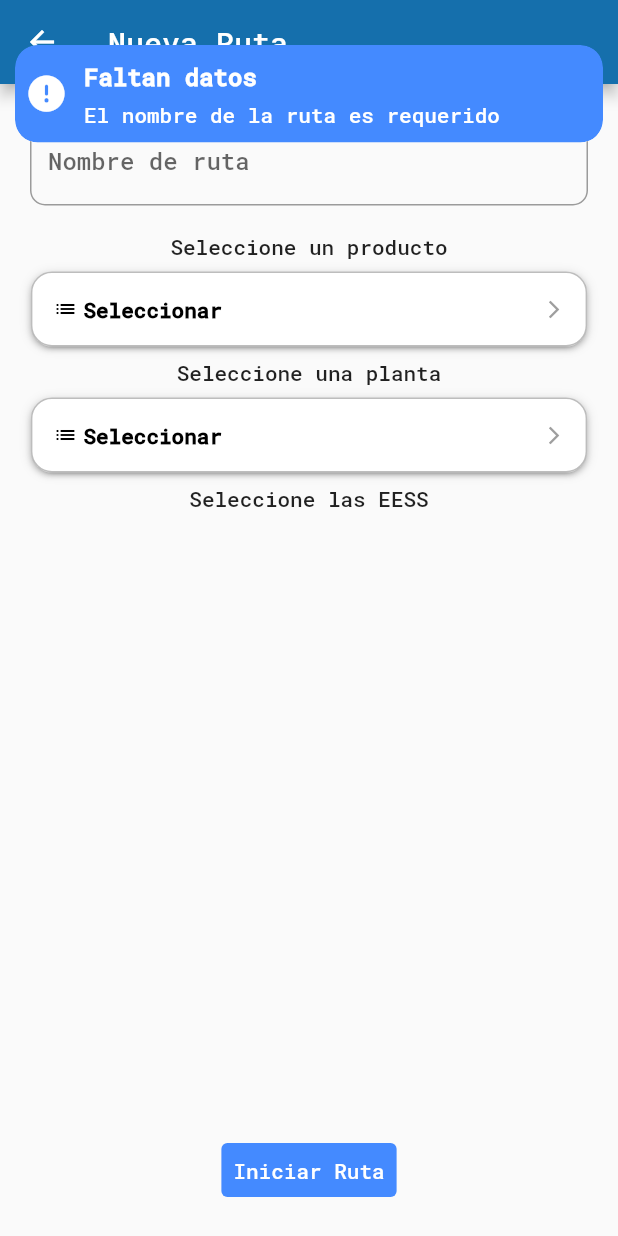
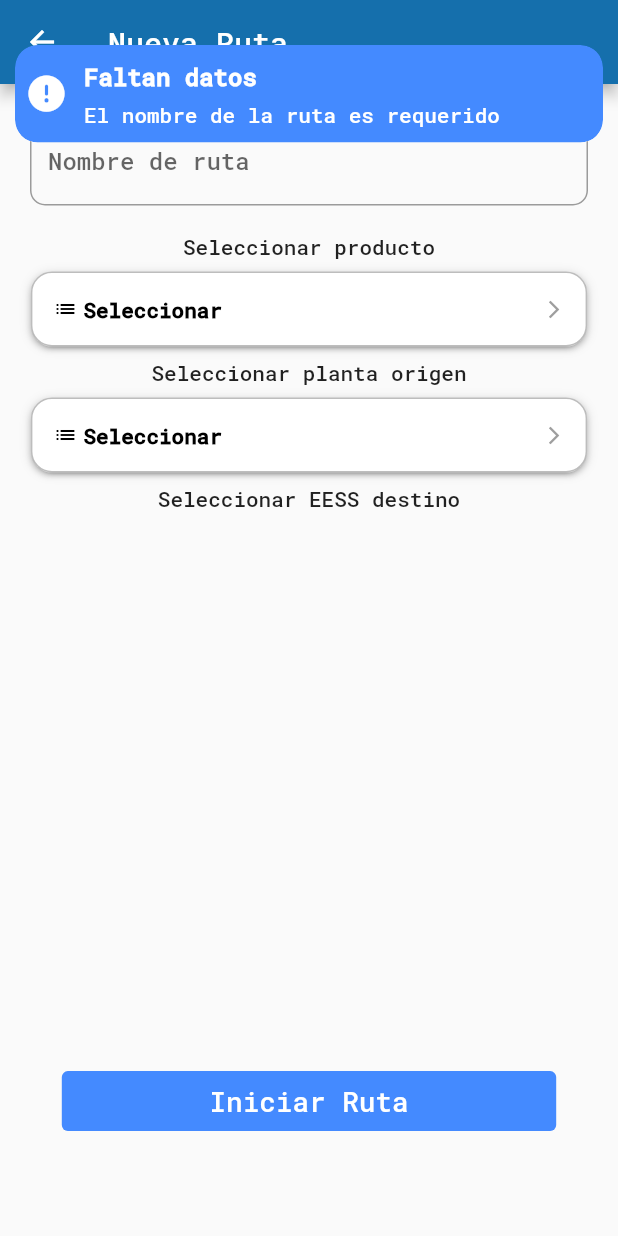
Before and after one commit to Marcoaf22/record_route, a Flutter app: the RouterFormPage screen opened by its route, after a tap on "Iniciar Ruta", on a phone screen of 412 x 824 dp. Run offline on Flutter 3.47's test engine with Material 2 defaults, Android fonts, the phone set to English and light mode, and no system bars; drawn by our look-alikes of dropdown_button2; our stand-ins replace dio, flutter_svg, font_awesome_flutter, geolocator, get, get_storage and 2 more; accounts and stored records are empty.

Commit message:
fix observation

```diff
--- a/lib/data/model/auth/auth.dart
+++ b/lib/data/model/auth/auth.dart
@@ -94,11 +94,10 @@ class Auth {
 
   Future<bool> logOut() async {
     GetLocation service = Get.find<GetLocation>();
-    service.locationCancel();
+    service.routeCancelRecord();
     service.serviceStatusCancel();
 
     await _storage.remove(key);
-    // await _storage.remove(keyInfo);
     return true;
   }
 }
--- a/lib/pages/router_detail/router_detail_controller.dart
+++ b/lib/pages/router_detail/router_detail_controller.dart
@@ -106,11 +106,12 @@ class RouterDetailController extends GetxController {
         await savePosition(router.locations[router.locations.length - 1].id);
     if (!result) return false;
 
-    List<Map> list = await prepareData();
+    List<Map> list = await service.getLocations();
+    print(list.toString());
     result = await request.put(url: '/routes/finish/${router.id}', body: list);
     if (result) {
       await updateRoute(router.id);
-      service.locationCancel();
+      service.routeCancelRecord();
       Get.back();
       return true;
     }
--- a/lib/pages/router_form/router_form_controller.dart
+++ b/lib/pages/router_form/router_form_controller.dart
@@ -79,7 +79,6 @@ class RouterFormController extends GetxController {
   }
 
   initLocation() async {
-    locationService.serviceStatusListen();
     locationService.locationListen();
     locationService.initSendLocation();
   }
--- a/lib/pages/router_form/router_form_page.dart
+++ b/lib/pages/router_form/router_form_page.dart
@@ -1,10 +1,9 @@
 import 'package:dropdown_button2/dropdown_button2.dart';
 import 'package:flutter/material.dart';
 import 'package:get/get.dart';
-import 'package:get_storage/get_storage.dart';
-import 'package:record_route/data/model/basic.dart';
 import 'package:record_route/data/model/user_profile.dart';
 import 'package:record_route/pages/home/home_controller.dart';
+import 'package:record_route/util/percent_width_height.dart';
 
 import 'package:record_route/pages/router_form/router_form_controller.dart';
 import 'package:record_route/routes/app_pages.dart';
@@ -45,7 +44,7 @@ class RouterFormPage extends StatelessWidget {
                       ),
                       const Padding(
                         padding: EdgeInsets.all(8.0),
-                        child: Text('Seleccione un producto'),
+                        child: Text('Seleccionar producto'),
                       ),
                       Center(
                         child: DropdownButtonHideUnderline(
@@ -144,7 +143,7 @@ class RouterFormPage extends StatelessWidget {
                       ),
                       const Padding(
                         padding: EdgeInsets.all(8.0),
-                        child: Text('Seleccione una planta'),
+                        child: Text('Seleccionar planta origen'),
                       ),
                       Center(
                         child: DropdownButtonHideUnderline(
@@ -242,7 +241,7 @@ class RouterFormPage extends StatelessWidget {
                       ),
                       const Padding(
                         padding: EdgeInsets.all(8),
-                        child: Text('Seleccione las EESS'),
+                        child: Text('Seleccionar EESS destino'),
                       ),
                       Expanded(
                         child: SizedBox(
@@ -286,7 +285,7 @@ class RouterFormPage extends StatelessWidget {
                                     mainAxisAlignment:
                                         MainAxisAlignment.spaceBetween,
                                     children: [
-                                      Text(item.name ?? ''),
+                                      Text(item.name),
                                       Text(item.index > 0
                                           ? item.index.toString()
                                           : ''),
@@ -299,58 +298,22 @@ class RouterFormPage extends StatelessWidget {
                           ),
                         ),
                       ),
-                      Padding(
-                        padding: const EdgeInsets.all(20.0),
+                      SizedBox(
+                        width: 80.0.wp,
                         child: TextButton(
                           style: TextButton.styleFrom(
                               backgroundColor: Colors.blueAccent),
-                          child: const Text(
+                          onPressed: () {
+                            save(_);
+                          },
+                          child: Text(
                             'Iniciar Ruta',
-                            style: TextStyle(color: Colors.white),
+                            style: TextStyle(
+                                color: Colors.white, fontSize: 2.0.dp),
                           ),
-                          onPressed: () async {
-                            if (_.entity.name.isEmpty) {
-                              ToastrService().info('Faltan datos',
-                                  'El nombre de la ruta es requerido');
-                              return;
-                            }
-
-                            if (_.plant == null) {
-                              ToastrService().info('Faltan datos',
-                                  'Debe seleccionar una planta');
-                              return;
-                            }
-                            if (_.product == null) {
-                              ToastrService().info('Faltan datos',
-                                  'Debe seleccionar un producto');
-                              return;
-                            }
-
-                            if (_.validateForm()) {
-                              ToastrService().info(
-                                  'Faltan datos', 'Debe seleccionar una EESS');
-                              return;
-                            }
-
-                            bool result = false;
-                            result = await _.validateServiceEnable();
-                            if (!result) {
-                              ToastrService().info(
-                                  'ERROR', 'Debe habilitar el servicio de GPS');
-                            }
-                            result = await _.save();
-                            if (result) {
-                              HomeController home = Get.find<HomeController>();
-                              home.updateSetting();
-
-                              ToastrService().success(
-                                  title: 'Ruta',
-                                  message: 'La ruta ha sido creada');
-                              Get.offAndToNamed(Routes.routerDetail);
-                            }
-                          },
                         ),
-                      )
+                      ),
+                      SizedBox(height: 8.0.hp)
                     ],
                   ),
                 )
@@ -361,4 +324,40 @@ class RouterFormPage extends StatelessWidget {
       ),
     );
   }
+
+  save(_) async {
+    if (_.entity.name.isEmpty) {
+      ToastrService().info('Faltan datos', 'El nombre de la ruta es requerido');
+      return;
+    }
+
+    if (_.plant == null) {
+      ToastrService().info('Faltan datos', 'Debe seleccionar una planta');
+      return;
+    }
+    if (_.product == null) {
+      ToastrService().info('Faltan datos', 'Debe seleccionar un producto');
+      return;
+    }
+
+    if (_.validateForm()) {
+      ToastrService().info('Faltan datos', 'Debe seleccionar una EESS');
+      return;
+    }
+
+    bool result = false;
+    result = await _.validateServiceEnable();
+    if (!result) {
+      ToastrService().info('ERROR', 'Debe habilitar el servicio de GPS');
+      return;
+    }
+    result = await _.save();
+    if (result) {
+      HomeController home = Get.find<HomeController>();
+      home.updateSetting();
+
+      ToastrService().success(title: 'Ruta', message: 'La ruta ha sido creada');
+      Get.offAndToNamed(Routes.routerDetail);
+    }
+  }
 }
```
Also changed, not shown: lib/data/provider/authentication.dart (+0 -9 lines), lib/data/service/get_location.dart (+15 -2 lines), lib/pages/home/home_controller.dart (+13 -17 lines), lib/pages/home/widget/home_widget.dart (+30 -4 lines), lib/pages/router/router_page.dart (+15 -6 lines), lib/pages/router_detail/router_detail_page.dart (+56 -28 lines).
